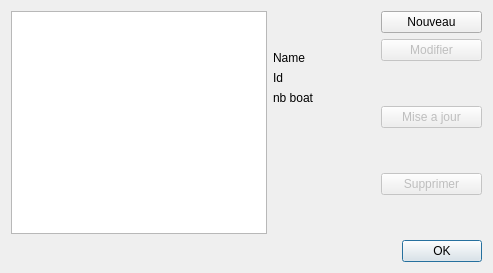
First picture: the form in src/Ui/playerAccount.ui, repository nohal/qtVlm, before the edit.
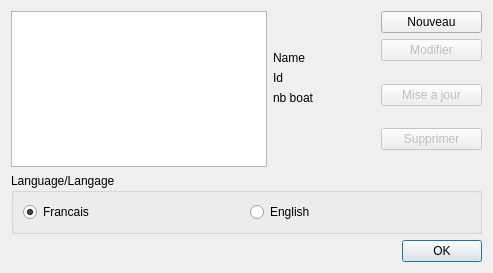
Second picture: the form after the edit.

Commit message: Fix a paint error causing from time to time a crash while opening qtVlm in realBoat mode At first startup allow for french/english selection Some changes in account management (do not allow for empty realBoat name, better label management between real and vlm boats). Add navimal grib support

```diff
--- a/src/Ui/playerAccount.ui
+++ b/src/Ui/playerAccount.ui
@@ -180,6 +180,32 @@
      </item>
     </layout>
    </item>
+   <item>
+    <widget class="QGroupBox" name="lang">
+     <property name="title">
+      <string>Language/Langage</string>
+     </property>
+     <layout class="QHBoxLayout" name="horizontalLayout_2">
+      <item>
+       <widget class="QRadioButton" name="fr">
+        <property name="text">
+         <string>Francais</string>
+        </property>
+        <property name="checked">
+         <bool>true</bool>
+        </property>
+       </widget>
+      </item>
+      <item>
+       <widget class="QRadioButton" name="en">
+        <property name="text">
+         <string>English</string>
+        </property>
+       </widget>
+      </item>
+     </layout>
+    </widget>
+   </item>
    <item>
     <widget class="QDialogButtonBox" name="buttonBox">
      <property name="orientation">
```
The commit also changes 15 other files.
